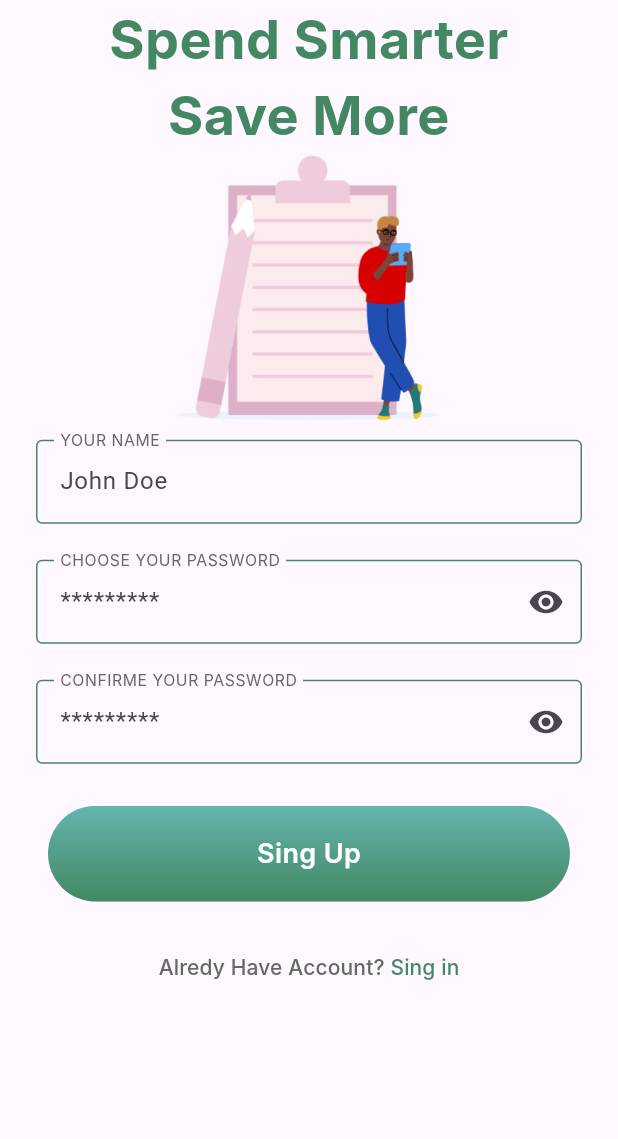
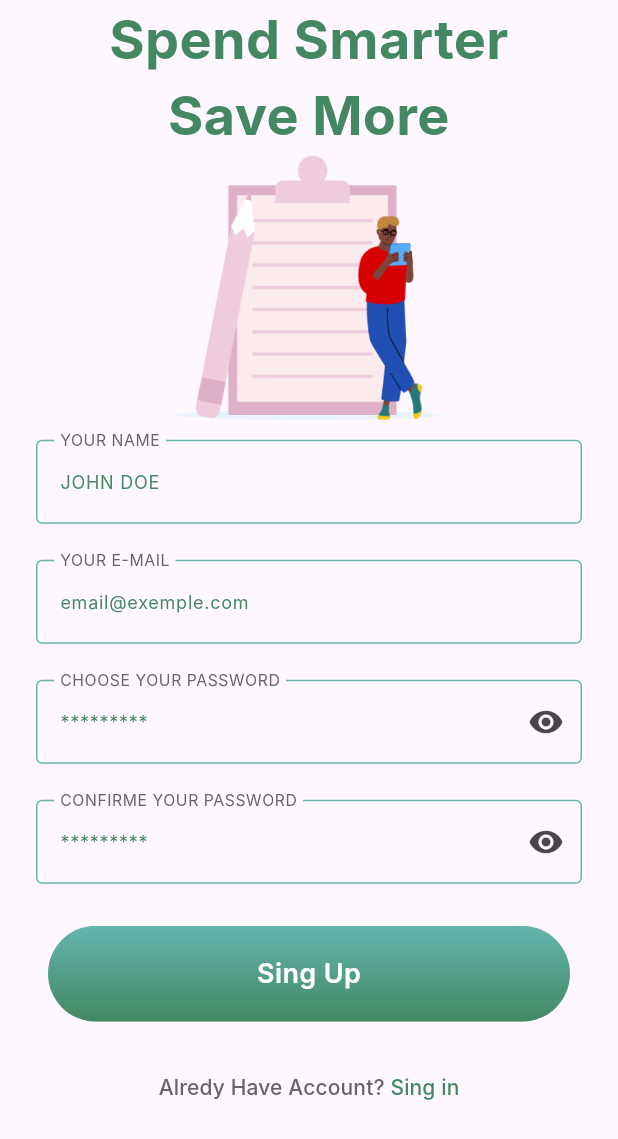
Before and after one commit to RicardoVolk/investapp, a Flutter app: the screen it shows after launch, on a phone screen of 412 x 824 dp. Shown: the top 1139 px of the screen. Run offline on Flutter 3.47's test engine with Material 3 defaults, Android fonts, the phone set to English and light mode, and no system bars; Roboto replaces fonts that are missing (Inter).

Commit message:
chore: update custom text form

```diff
--- a/financy_app/lib/common/constats/app_colors.dart
+++ b/financy_app/lib/common/constats/app_colors.dart
@@ -7,8 +7,8 @@ class AppColors {
   static const Color darkgray = Color(0xff444444);
   static const Color white = Color(0xFFFFFFFF);
   static const Color iceWhite = Color(0xffEEF8F7);
-  static const Color greelightOne = Color(0xff63B5AF);
-  static const Color greelightTwo = Color(0xff438863);
+  static const Color greenOne = Color(0xff63B5AF);
+  static const Color greenTwo = Color(0xff438863);
   static const List<Color> greenGradient = [
     Color(0xff63B5AF),
     Color(0xff438863),
--- a/financy_app/lib/common/constats/app_text_styles.dart
+++ b/financy_app/lib/common/constats/app_text_styles.dart
@@ -28,4 +28,14 @@ class AppTextStyles {
     fontSize: 14.0,
     fontWeight: FontWeight.w400,
   );
+  static const TextStyle inputText = TextStyle(
+    fontFamily: 'Inter',
+    fontSize: 14.0,
+    fontWeight: FontWeight.w500,
+  );
+  static const TextStyle inputHintText = TextStyle(
+    fontFamily: 'Inter',
+    fontSize: 12.0,
+    fontWeight: FontWeight.w400,
+  );
 }
--- /dev/null
+++ b/financy_app/lib/common/utils/uppercase_text_formater.dart
@@ -0,0 +1,12 @@
+import 'package:flutter/services.dart';
+
+class UpperCaseTextFormatter extends TextInputFormatter {
+  @override
+  TextEditingValue formatEditUpdate(
+      TextEditingValue oldValue, TextEditingValue newValue) {
+    return TextEditingValue(
+      text: newValue.text.toUpperCase(),
+      selection: newValue.selection,
+    );
+  }
+}
--- a/financy_app/lib/common/widgets/custom_text_form_field.dart
+++ b/financy_app/lib/common/widgets/custom_text_form_field.dart
@@ -1,6 +1,7 @@
 import 'package:financy_app/common/constats/app_colors.dart';
 import 'package:financy_app/common/constats/app_text_styles.dart';
 import 'package:flutter/material.dart';
+import 'package:flutter/services.dart';
 
 class CustomTextFormField extends StatefulWidget {
   final String? hingText;
@@ -13,6 +14,7 @@ class CustomTextFormField extends StatefulWidget {
   final TextInputAction? textInputAction;
   final Widget? suffixIcon;
   final bool? obscureText;
+  final List<TextInputFormatter>? inputFormatters;
 
   const CustomTextFormField({
     this.padding,
@@ -26,6 +28,7 @@ class CustomTextFormField extends StatefulWidget {
     this.textInputAction,
     this.suffixIcon,
     this.obscureText,
+    this.inputFormatters,
   });
 
   @override
@@ -34,7 +37,7 @@ class CustomTextFormField extends StatefulWidget {
 
 class _CustomTextFormFieldState extends State<CustomTextFormField> {
   final defaultBorder = const OutlineInputBorder(
-    borderSide: BorderSide(color: AppColors.greelightTwo),
+    borderSide: BorderSide(color: AppColors.greenOne),
   );
   @override
   Widget build(BuildContext context) {
@@ -42,6 +45,7 @@ class _CustomTextFormFieldState extends State<CustomTextFormField> {
       padding: widget.padding ??
           const EdgeInsets.symmetric(horizontal: 24.0, vertical: 12.0),
       child: TextFormField(
+        inputFormatters: widget.inputFormatters,
         obscureText: widget.obscureText ?? false,
         textInputAction: widget.textInputAction,
         maxLength: widget.maxLength,
@@ -51,8 +55,10 @@ class _CustomTextFormFieldState extends State<CustomTextFormField> {
             widget.textCapitalization ?? TextCapitalization.none,
         decoration: InputDecoration(
           suffixIcon: widget.suffixIcon,
+          hintText: widget.hingText,
+          hintStyle:
+              AppTextStyles.inputHintText.copyWith(color: AppColors.greenTwo),
           floatingLabelBehavior: FloatingLabelBehavior.always,
-          hintText: widget.hingText,
           labelText: widget.labelText?.toUpperCase(),
           labelStyle:
               AppTextStyles.inputLabelText.copyWith(color: AppColors.gray),
--- a/financy_app/lib/features/onboarding/onboarding_page.dart
+++ b/financy_app/lib/features/onboarding/onboarding_page.dart
@@ -25,13 +25,13 @@ class OnboardingPage extends StatelessWidget {
             ),
             Text(
               'Spend Smarter',
-              style: AppTextStyles.mediumText
-                  .copyWith(color: AppColors.greelightTwo),
+              style:
+                  AppTextStyles.mediumText.copyWith(color: AppColors.greenTwo),
             ),
             Text(
               'Save More',
-              style: AppTextStyles.mediumText
-                  .copyWith(color: AppColors.greelightTwo),
+              style:
+                  AppTextStyles.mediumText.copyWith(color: AppColors.greenTwo),
             ),
             Padding(
               padding: const EdgeInsets.only(
@@ -57,7 +57,7 @@ class OnboardingPage extends StatelessWidget {
                 Text(
                   'Log in',
                   style: AppTextStyles.smallText
-                      .copyWith(color: AppColors.greelightTwo),
+                      .copyWith(color: AppColors.greenTwo),
                 ),
               ],
             ),
--- a/financy_app/lib/features/sing_up/sing_up_page.dart
+++ b/financy_app/lib/features/sing_up/sing_up_page.dart
@@ -2,6 +2,7 @@ import 'dart:developer';
 
 import 'package:financy_app/common/constats/app_colors.dart';
 import 'package:financy_app/common/constats/app_text_styles.dart';
+import 'package:financy_app/common/utils/uppercase_text_formater.dart';
 import 'package:financy_app/common/widgets/Password_form_field.dart';
 import 'package:financy_app/common/widgets/custom_text_form_field.dart';
 import 'package:financy_app/common/widgets/multi_text_button_widget.dart';
@@ -19,29 +20,34 @@ class SingUpPage extends StatelessWidget {
           Text(
             'Spend Smarter',
             textAlign: TextAlign.center,
-            style: AppTextStyles.mediumText
-                .copyWith(color: AppColors.greelightTwo),
+            style: AppTextStyles.mediumText.copyWith(color: AppColors.greenTwo),
           ),
           Text(
             'Save More',
             textAlign: TextAlign.center,
-            style: AppTextStyles.mediumText
-                .copyWith(color: AppColors.greelightTwo),
+            style: AppTextStyles.mediumText.copyWith(color: AppColors.greenTwo),
           ),
           Image.asset('assets/images/sign_up_image.png'),
-          const Form(
+          Form(
             child: Column(
               children: [
                 CustomTextFormField(
                   labelText: "your name",
-                  hingText: "John Doe",
+                  hingText: "JOHN DOE",
+                  inputFormatters: [
+                    UpperCaseTextFormatter(),
+                  ],
                 ),
-                PasswordFordField(
+                const CustomTextFormField(
+                  labelText: "your e-mail",
+                  hingText: "email@exemple.com",
+                ),
+                const PasswordFordField(
                   labelText: "choose your password",
                   hingText: "*********",
                   controller: null,
                 ),
-                PasswordFordField(
+                const PasswordFordField(
                   labelText: "confirme your password",
                   hingText: "*********",
                   controller: null,
@@ -71,8 +77,8 @@ class SingUpPage extends StatelessWidget {
               ),
               Text(
                 'Sing in',
-                style: AppTextStyles.smallText
-                    .copyWith(color: AppColors.greelightTwo),
+                style:
+                    AppTextStyles.smallText.copyWith(color: AppColors.greenTwo),
               ),
             ],
           ),
```
